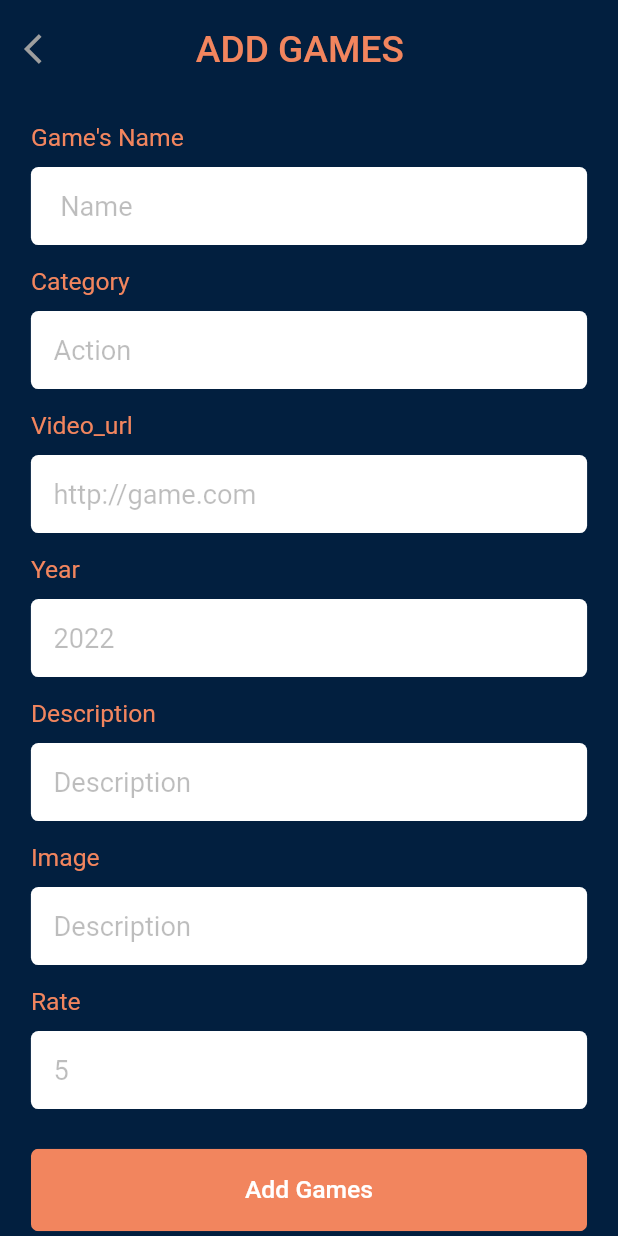
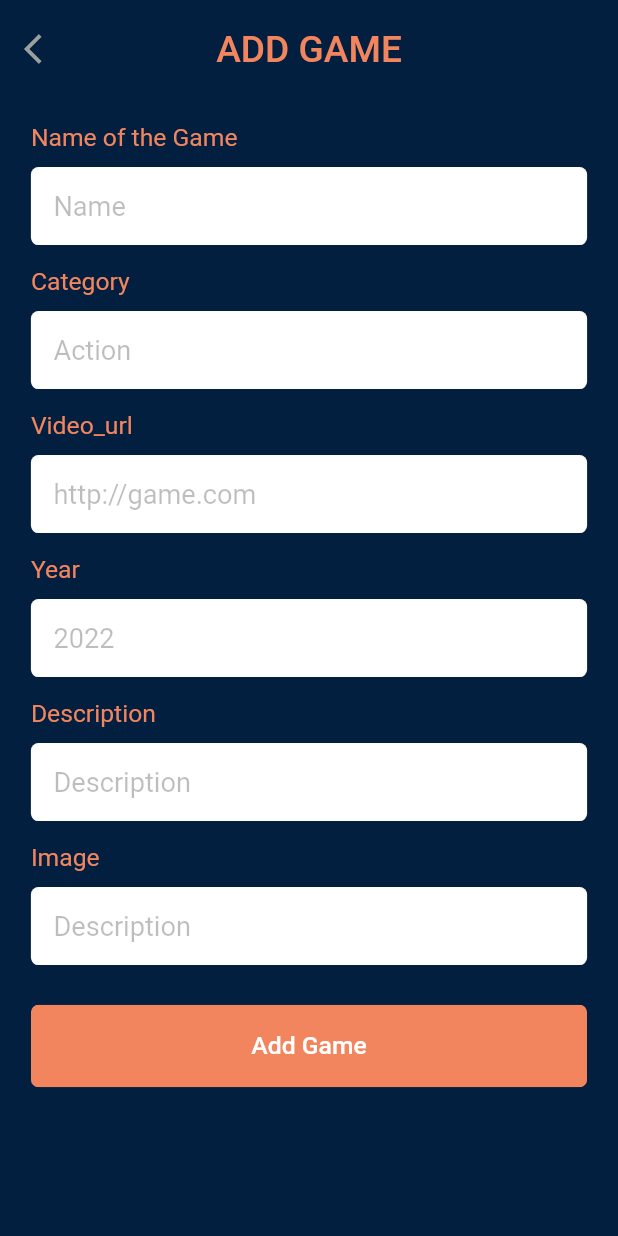
Before and after one commit to Y4S1-CTSE-2022/CTSE-FlutterProject, a Flutter app: the AddGameList screen opened directly, on a phone screen of 412 x 824 dp. Run offline on Flutter 3.47's test engine with Material 2 defaults, Android fonts, the phone set to English and light mode, and no system bars; our stand-ins replace carousel_slider, cool_alert, firebase_auth, firebase_core, firebase_database, flutter_rating_bar and 3 more; accounts and stored records are empty.

Commit message:
Add games

```diff
--- a/lib/screens/AddGameList.dart
+++ b/lib/screens/AddGameList.dart
@@ -1,7 +1,4 @@
 import 'dart:async';
-import 'dart:io';
-import 'package:epic_games/screens/AdminHome.dart';
-import 'package:epic_games/screens/Categories.dart';
 import 'package:firebase_auth/firebase_auth.dart';
 import 'package:firebase_database/firebase_database.dart';
 import 'package:flutter/cupertino.dart';
@@ -19,61 +16,47 @@ class AddGameList extends StatefulWidget {
 
 
 class _AddGameListState extends State<AddGameList> {
-  DateTime currentBackPressTime;
-  int popped = 0;
+  // DateTime currentBackPressTime;
+  // int popped = 0;
   final _formKey = GlobalKey<FormState>();
   final _nameController = TextEditingController();
-  final _video_urlController = TextEditingController();
+  final _videoUrlController = TextEditingController();
   final _categoryController = TextEditingController();
   final _yearController = TextEditingController();
-  final _discriptioController = TextEditingController();
-  final _rateController = TextEditingController();
+  final _descriptionController = TextEditingController();
+  final _ratingController = 0;
   ProgressDialog pr;
 
-  var _firebaseRef = FirebaseDatabase().reference();
+  var _firebaseRef = FirebaseDatabase().reference().child("Games");
 
   Future addGametoDB() async {
     try {
-
-
-
-
       final FirebaseAuth auth = FirebaseAuth.instance;
       final User user = auth.currentUser;
 
-      _firebaseRef.child("Games").child("GameList").push().set({
+      _firebaseRef.push().set({
         "name": _nameController.text,
-        "video_url": _video_urlController.text,
+        "video_url": _videoUrlController.text,
         "category": _categoryController.text,
         "id": user.uid+_nameController.text,
         "image":1233,
-        "rate":_rateController.value,
-        "description":_discriptioController,
-        "year":_yearController,
-
-        // "name": "ssdsds",
-        // "video_url": "sdsd",
-        // "category":"dsdsds",
-        // "id": "sasas",
-        // "image":"sasdasa",
-        // "rate":4,
-        // "description":"sdsdsds",
-        // "year":2022,
-
+        "description":_descriptionController.text,
+        "year":_yearController.text,
+        "rating": _ratingController
       });
-
-
-
-
 
       Fluttertoast.showToast(msg:'Added Successfully');
       pr.hide();
+      clearData();
 
       // Navigator.of(context).pushAndRemoveUntil(
       //     MaterialPageRoute(builder: (c) => AdminHome()),
       //         (route) => false);
 
 
+    } on FirebaseAuthException catch (e) {
+      pr.hide();
+      Fluttertoast.showToast(msg: e.message);
 
     } catch (e) {
       pr.hide();
@@ -82,16 +65,20 @@ class _AddGameListState extends State<AddGameList> {
     }
   }
 
-
-
-
-
+  void clearData() {
+    _nameController.clear();
+    _nameController.clear();
+    _videoUrlController.clear();
+    _categoryController.clear();
+    _yearController.clear();
+    _descriptionController.clear();
+  }
 
   @override
   void initState() {
-    // TODO: implement initState
     super.initState();
   }
+
   @override
   Widget build(BuildContext context) {
     Size size = MediaQuery.of(context).size;
@@ -106,7 +93,7 @@ class _AddGameListState extends State<AddGameList> {
             elevation: 0,
             toolbarHeight: size.height*0.08,
             backgroundColor: primaryColor,
-            title: Text("ADD GAMES  ",
+            title: Text("ADD GAME",
                 style: TextStyle(
                     color: accentColor,
                     fontSize: size.height*0.03)
@@ -131,18 +118,10 @@ class _AddGameListState extends State<AddGameList> {
                     child: Column(
                       children: <Widget>[
                         Container(height: size.height*0.02),
-                        // Container(
-                        //   margin: const EdgeInsets.fromLTRB(0.0,0.0,0.0,0.0),
-                        //   width: size.width,
-                        //   //Display the logo
-                        //   child: Image.asset('assets/logo.jpg'),
-                        // ),
-
-
                         Container(
                             margin: const EdgeInsets.fromLTRB(0.0,0,0.0,0.0),
                             width: size.width*0.9,
-                            child:  Text("Game's Name",
+                            child:  Text("Name of the Game",
                                 style: TextStyle(
                                     color: accentColor,
                                     fontSize: size.height*0.02)
@@ -155,7 +134,7 @@ class _AddGameListState extends State<AddGameList> {
                             controller: _nameController,
                             cursorColor: primaryColor,
                             decoration: InputDecoration(
-                              hintText: " Name",
+                              hintText: "Name",
                               hintStyle: TextStyle(fontSize: size.height*0.022,color: Colors.black26),
                               border: OutlineInputBorder(
                                 // width: 0.0 produces a thin "hairline" border
@@ -174,7 +153,7 @@ class _AddGameListState extends State<AddGameList> {
                               if (value.isEmpty) {
                                 return 'Game name can\'t be empty';
                               }
-                              return value;
+                              return null;
                             },
                           ),
                         ),
@@ -212,7 +191,7 @@ class _AddGameListState extends State<AddGameList> {
                               if (value.isEmpty) {
                                 return 'Category can\'t be empty';
                               }
-                              return value;
+                              return null;
                             },
                           ),
                         ),
@@ -229,7 +208,7 @@ class _AddGameListState extends State<AddGameList> {
                           margin: EdgeInsets.symmetric(vertical: 10,horizontal: 0),
                           width: size.width * 0.9,
                           child: TextFormField(
-                            controller: _video_urlController,
+                            controller: _videoUrlController,
                             cursorColor: primaryColor,
                             keyboardType: TextInputType.url,
                             decoration: InputDecoration(
@@ -250,7 +229,7 @@ class _AddGameListState extends State<AddGameList> {
                               if (value.isEmpty) {
                                 return 'video_url can\'t be empty';
                               }
-                              return value;
+                              return null;
                             },
                           ),
                         ),
@@ -267,7 +246,6 @@ class _AddGameListState extends State<AddGameList> {
                           margin: EdgeInsets.symmetric(vertical: 10,horizontal: 0),
                           width: size.width * 0.9,
                           child: TextFormField(
-                              obscureText: true,
                               controller: _yearController,
                               cursorColor: primaryColor,
                               keyboardType: TextInputType.datetime,
@@ -291,7 +269,7 @@ class _AddGameListState extends State<AddGameList> {
                                 }if(value.length < 4){
                                   return 'Year length should more than 4';
                                 }
-                              return value;
+                                return null;
                               },
                           ),
                         ),
@@ -308,47 +286,7 @@ class _AddGameListState extends State<AddGameList> {
                           margin: EdgeInsets.symmetric(vertical: 10,horizontal: 0),
                           width: size.width * 0.9,
                           child: TextFormField(
-                            controller: _discriptioController,
-                            obscureText: true,
-                            cursorColor: primaryColor,
-                            keyboardType: TextInputType.text,
-                            decoration: InputDecoration(
-                              hintText: "Description",
-                              hintStyle: TextStyle(fontSize: size.height*0.022,color: Colors.black26),
-                              border: OutlineInputBorder(
-                                borderRadius: BorderRadius.all(Radius.circular(5)),
-                                borderSide: BorderSide.none,
-                              ),
-                              filled: true,
-                              contentPadding:EdgeInsets.all(15.0),
-                              fillColor:textFieldColor,
-                            ),
-                            style: TextStyle(
-                                fontSize: size.height*0.023
-                            ),
-                            validator: (value) {
-                              if (value.isEmpty) {
-                                return 'Description can\'t be empty';
-                              }
-                              return value;
-                            },
-                          ),
-                        ),
-                        Container(
-                            margin: const EdgeInsets.fromLTRB(0.0,5,0.0,0.0),
-                            width: size.width*0.9,
-                            child:  Text("Image",
-                                style: TextStyle(
-                                    color: accentColor,
-                                    fontSize: size.height*0.02)
-                            )
-                        ),
-                        Container(
-                          margin: EdgeInsets.symmetric(vertical: 10,horizontal: 0),
-                          width: size.width * 0.9,
-                          child: TextFormField(
-                            controller: _discriptioController,
-                            obscureText: true,
+                            controller: _descriptionController,
                             cursorColor: primaryColor,
                             keyboardType: TextInputType.multiline,
                             decoration: InputDecoration(
@@ -369,29 +307,29 @@ class _AddGameListState extends State<AddGameList> {
                               if (value.isEmpty) {
                                 return 'Description can\'t be empty';
                               }
-                              return value;
+                              return null;
                             },
                           ),
                         ),
                         Container(
                             margin: const EdgeInsets.fromLTRB(0.0,5,0.0,0.0),
                             width: size.width*0.9,
-                            child:  Text("Rate",
+                            child:  Text("Image",
                                 style: TextStyle(
                                     color: accentColor,
                                     fontSize: size.height*0.02)
                             )
                         ),
+                        // TODO:Image
                         Container(
                           margin: EdgeInsets.symmetric(vertical: 10,horizontal: 0),
                           width: size.width * 0.9,
                           child: TextFormField(
-                            controller: _rateController,
-                            obscureText: true,
+                            controller: _descriptionController,
                             cursorColor: primaryColor,
-                            keyboardType: TextInputType.number,
+                            keyboardType: TextInputType.multiline,
                             decoration: InputDecoration(
-                              hintText: "5",
+                              hintText: "Description",
                               hintStyle: TextStyle(fontSize: size.height*0.022,color: Colors.black26),
                               border: OutlineInputBorder(
                                 borderRadius: BorderRadius.all(Radius.circular(5)),
@@ -408,16 +346,10 @@ class _AddGameListState extends State<AddGameList> {
                               if (value.isEmpty) {
                                 return 'Description can\'t be empty';
                               }
-                              if(value.length >= 5){
-                                return 'Rate can\'t be more than 5';
-                              }
-                              return value;
+                              return null;
                             },
                           ),
                         ),
-
-
-
 
                         Container(height: size.height*0.02 ),
                         Container(
@@ -440,7 +372,7 @@ class _AddGameListState extends State<AddGameList> {
                                 }
                               },
                               child: Text(
-                                "Add Games",
+                                "Add Game",
                                 style: TextStyle(
                                     color: Colors.white,
                                     fontSize: size.height*0.02),
```
Lines whose indentation alone changed are shown as unchanged.
